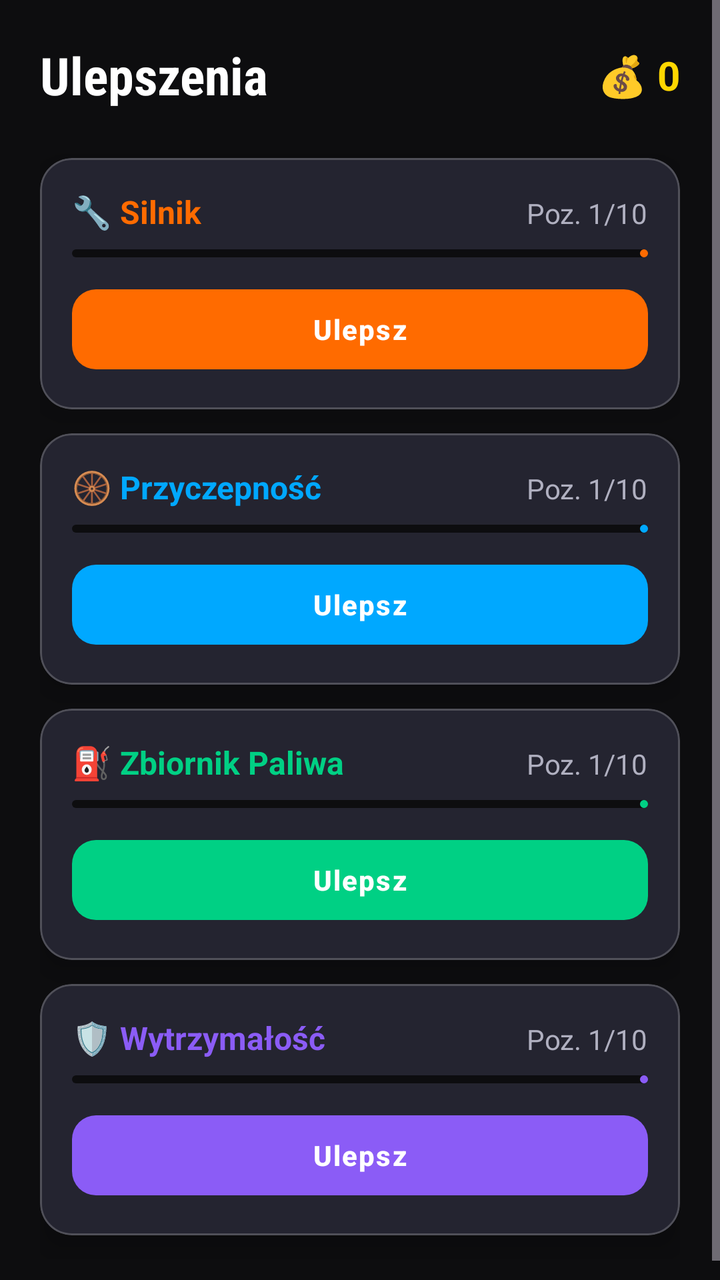
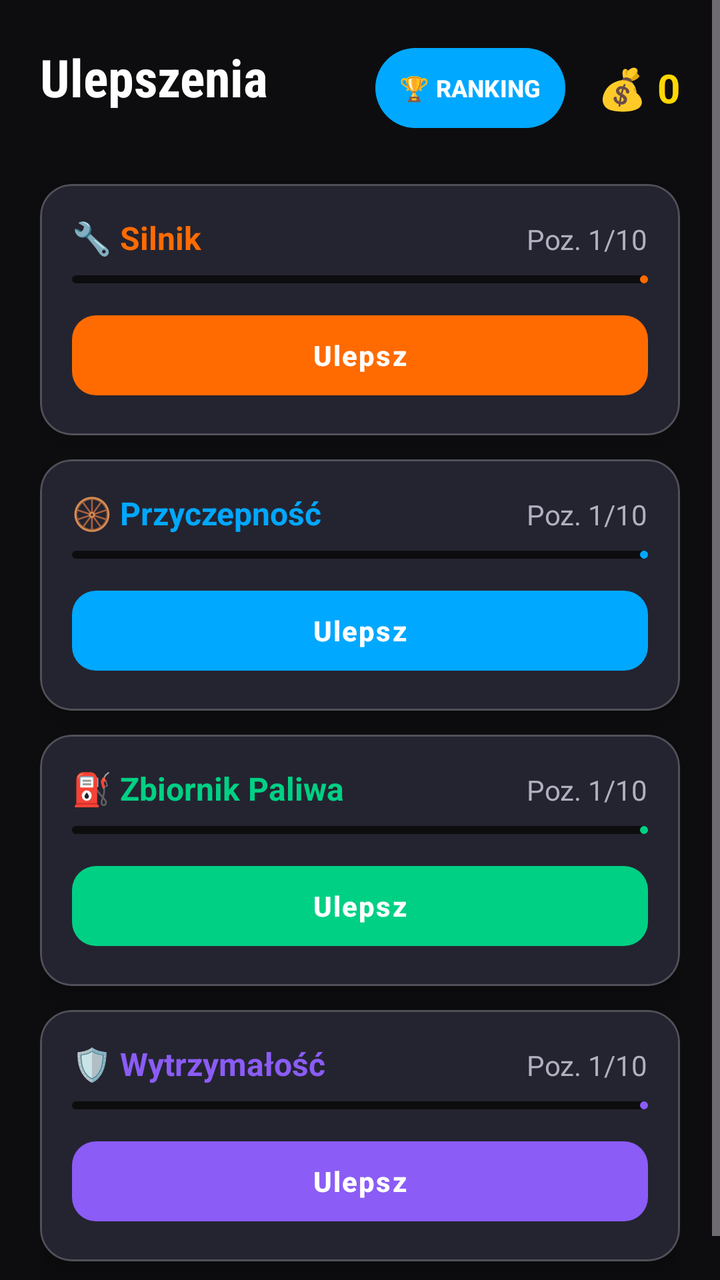

The first picture is an Android layout as it rendered before a commit; the second is the same layout after the commit. The layout source and the unified diff follow.
<!-- AndroidManifest.xml: application theme Theme.DriveAndAlive -->
<!-- res/layout/fragment_upgrades.xml -->
<?xml version="1.0" encoding="utf-8"?>

<ScrollView
    xmlns:android="http://schemas.android.com/apk/res/android"
    xmlns:app="http://schemas.android.com/apk/res-auto"
    android:layout_width="match_parent"
    android:layout_height="match_parent"
    android:background="@color/bg_dark"
    android:fillViewport="true">

    <LinearLayout
        android:layout_width="match_parent"
        android:layout_height="wrap_content"
        android:orientation="vertical"
        android:padding="20dp">

        <LinearLayout
            android:layout_width="match_parent"
            android:layout_height="wrap_content"
            android:orientation="horizontal"
            android:layout_marginBottom="24dp">

            <TextView
                android:layout_width="0dp"
                android:layout_height="wrap_content"
                android:layout_weight="1"
                android:text="@string/upgrades_title"
                android:textColor="@color/text_primary"
                android:textSize="26sp"
                android:textStyle="bold"
                android:fontFamily="sans-serif-condensed" />

            <TextView
                android:id="@+id/tv_coins_balance"
                android:layout_width="wrap_content"
                android:layout_height="wrap_content"
                android:textColor="@color/coin_color"
                android:textSize="20sp"
                android:textStyle="bold"
                android:layout_gravity="center_vertical"
                android:text="💰 0" />
        </LinearLayout>

        <com.google.android.material.card.MaterialCardView
            style="@style/Widget.DriveAndAlive.CardView"
            android:layout_width="match_parent"
            android:layout_height="wrap_content"
            android:layout_marginBottom="12dp">

            <LinearLayout
                android:layout_width="match_parent"
                android:layout_height="wrap_content"
                android:orientation="vertical"
                android:padding="16dp">

                <LinearLayout android:layout_width="match_parent" android:layout_height="wrap_content" android:orientation="horizontal">
                    <TextView android:layout_width="0dp" android:layout_height="wrap_content" android:layout_weight="1"
                        android:text="🔧 Silnik" android:textColor="@color/stat_engine" android:textSize="16sp" android:textStyle="bold"/>
                    <TextView android:id="@+id/tv_engine_level" android:layout_width="wrap_content" android:layout_height="wrap_content"
                        android:textColor="@color/text_secondary" android:textSize="14sp" android:text="Poz. 1/10"/>
                </LinearLayout>

                <com.google.android.material.progressindicator.LinearProgressIndicator
                    android:id="@+id/progress_engine"
                    android:layout_width="match_parent"
                    android:layout_height="12dp"
                    android:layout_marginTop="8dp"
                    android:layout_marginBottom="12dp"
                    app:trackCornerRadius="6dp"
                    app:indicatorColor="@color/stat_engine"
                    app:trackColor="@color/bg_dark"
                    android:max="10"
                    android:progress="1" />

                <com.google.android.material.button.MaterialButton
                    android:id="@+id/btn_upgrade_engine"
                    android:layout_width="match_parent"
                    android:layout_height="wrap_content"
                    style="@style/Widget.DriveAndAlive.Button.Primary"
                    app:backgroundTint="@color/stat_engine"
                    android:text="Ulepsz" />
            </LinearLayout>
        </com.google.android.material.card.MaterialCardView>

        <com.google.android.material.card.MaterialCardView
            style="@style/Widget.DriveAndAlive.CardView"
            android:layout_width="match_parent"
            android:layout_height="wrap_content"
            android:layout_marginBottom="12dp">

            <LinearLayout android:layout_width="match_parent" android:layout_height="wrap_content"
                android:orientation="vertical" android:padding="16dp">
                <LinearLayout android:layout_width="match_parent" android:layout_height="wrap_content" android:orientation="horizontal">
                    <TextView android:layout_width="0dp" android:layout_height="wrap_content" android:layout_weight="1"
                        android:text="🛞 Przyczepność" android:textColor="@color/stat_grip" android:textSize="16sp" android:textStyle="bold"/>
                    <TextView android:id="@+id/tv_grip_level" android:layout_width="wrap_content" android:layout_height="wrap_content"
                        android:textColor="@color/text_secondary" android:textSize="14sp" android:text="Poz. 1/10"/>
                </LinearLayout>
                <com.google.android.material.progressindicator.LinearProgressIndicator
                    android:id="@+id/progress_grip"
                    android:layout_width="match_parent" android:layout_height="12dp"
                    android:layout_marginTop="8dp" android:layout_marginBottom="12dp"
                    app:trackCornerRadius="6dp" app:indicatorColor="@color/stat_grip"
                    app:trackColor="@color/bg_dark" android:max="10" android:progress="1" />
                <com.google.android.material.button.MaterialButton
                    android:id="@+id/btn_upgrade_grip"
                    android:layout_width="match_parent" android:layout_height="wrap_content"
                    style="@style/Widget.DriveAndAlive.Button.Primary"
                    app:backgroundTint="@color/stat_grip" android:text="Ulepsz" />
            </LinearLayout>
        </com.google.android.material.card.MaterialCardView>

        <com.google.android.material.card.MaterialCardView
            style="@style/Widget.DriveAndAlive.CardView"
            android:layout_width="match_parent"
            android:layout_height="wrap_content"
            android:layout_marginBottom="12dp">

            <LinearLayout android:layout_width="match_parent" android:layout_height="wrap_content"
                android:orientation="vertical" android:padding="16dp">
                <LinearLayout android:layout_width="match_parent" android:layout_height="wrap_content" android:orientation="horizontal">
                    <TextView android:layout_width="0dp" android:layout_height="wrap_content" android:layout_weight="1"
                        android:text="⛽ Zbiornik Paliwa" android:textColor="@color/stat_fuel" android:textSize="16sp" android:textStyle="bold"/>
                    <TextView android:id="@+id/tv_fuel_level" android:layout_width="wrap_content" android:layout_height="wrap_content"
                        android:textColor="@color/text_secondary" android:textSize="14sp" android:text="Poz. 1/10"/>
                </LinearLayout>
                <com.google.android.material.progressindicator.LinearProgressIndicator
                    android:id="@+id/progress_fuel"
                    android:layout_width="match_parent" android:layout_height="12dp"
                    android:layout_marginTop="8dp" android:layout_marginBottom="12dp"
                    app:trackCornerRadius="6dp" app:indicatorColor="@color/stat_fuel"
                    app:trackColor="@color/bg_dark" android:max="10" android:progress="1" />
                <com.google.android.material.button.MaterialButton
                    android:id="@+id/btn_upgrade_fuel"
                    android:layout_width="match_parent" android:layout_height="wrap_content"
                    style="@style/Widget.DriveAndAlive.Button.Primary"
                    app:backgroundTint="@color/stat_fuel" android:text="Ulepsz" />
            </LinearLayout>
        </com.google.android.material.card.MaterialCardView>

        <com.google.android.material.card.MaterialCardView
            style="@style/Widget.DriveAndAlive.CardView"
            android:layout_width="match_parent"
            android:layout_height="wrap_content"
            android:layout_marginBottom="12dp">

            <LinearLayout android:layout_width="match_parent" android:layout_height="wrap_content"
                android:orientation="vertical" android:padding="16dp">
                <LinearLayout android:layout_width="match_parent" android:layout_height="wrap_content" android:orientation="horizontal">
                    <TextView android:layout_width="0dp" android:layout_height="wrap_content" android:layout_weight="1"
                        android:text="🛡 Wytrzymałość" android:textColor="@color/stat_durability" android:textSize="16sp" android:textStyle="bold"/>
                    <TextView android:id="@+id/tv_durability_level" android:layout_width="wrap_content" android:layout_height="wrap_content"
                        android:textColor="@color/text_secondary" android:textSize="14sp" android:text="Poz. 1/10"/>
                </LinearLayout>
                <com.google.android.material.progressindicator.LinearProgressIndicator
                    android:id="@+id/progress_durability"
                    android:layout_width="match_parent" android:layout_height="12dp"
                    android:layout_marginTop="8dp" android:layout_marginBottom="12dp"
                    app:trackCornerRadius="6dp" app:indicatorColor="@color/stat_durability"
                    app:trackColor="@color/bg_dark" android:max="10" android:progress="1" />
                <com.google.android.material.button.MaterialButton
                    android:id="@+id/btn_upgrade_durability"
                    android:layout_width="match_parent" android:layout_height="wrap_content"
                    style="@style/Widget.DriveAndAlive.Button.Primary"
                    app:backgroundTint="@color/stat_durability" android:text="Ulepsz" />
            </LinearLayout>
        </com.google.android.material.card.MaterialCardView>

    </LinearLayout>
</ScrollView>
<!-- resources referenced by this layout -->
<resources>
  <color name="bg_dark">#0D0D0F</color>
  <color name="coin_color">#FFD700</color>
  <color name="stat_durability">#8B5CF6</color>
  <color name="stat_engine">#FF6B00</color>
  <color name="stat_fuel">#00D084</color>
  <color name="stat_grip">#00A8FF</color>
  <color name="text_primary">#FFFFFF</color>
  <color name="text_secondary">#B0B0C0</color>
  <string name="upgrades_title">Ulepszenia</string>
  <style name="Widget.DriveAndAlive.Button.Primary" parent="Widget.Material3.Button">
          <item name="backgroundTint">@color/accent_orange</item>
          <item name="android:textColor">@color/text_primary</item>
          <item name="cornerRadius">12dp</item>
          <item name="android:textStyle">bold</item>
          <item name="android:letterSpacing">0.05</item>
      </style>
  <style name="Widget.DriveAndAlive.CardView" parent="Widget.Material3.CardView.Elevated">
          <item name="cardBackgroundColor">@color/bg_card</item>
          <item name="cardCornerRadius">16dp</item>
          <item name="cardElevation">8dp</item>
          <item name="strokeColor">@color/divider</item>
          <item name="strokeWidth">1dp</item>
      </style>
  <style name="Theme.DriveAndAlive" parent="Theme.Material3.Dark.NoActionBar">
          <item name="colorPrimary">@color/accent_orange</item>
          <item name="colorPrimaryVariant">@color/colorPrimaryVariant</item>
          <item name="colorOnPrimary">@color/text_primary</item>
          <item name="colorSecondary">@color/accent_yellow</item>
          <item name="colorOnSecondary">@color/bg_dark</item>
          <item name="colorSurface">@color/bg_surface</item>
          <item name="colorOnSurface">@color/text_primary</item>
          <item name="android:colorBackground">@color/bg_dark</item>
          <item name="colorOnBackground">@color/text_primary</item>
          <item name="colorError">@color/colorError</item>
          <item name="android:statusBarColor">@color/bg_dark</item>
          <item name="android:navigationBarColor">@color/bg_surface</item>
          <item name="android:windowBackground">@color/bg_dark</item>
      </style>
  <color name="accent_orange">#FF6B00</color>
  <color name="bg_card">#242430</color>
  <color name="divider">#33FFFFFF</color>
  <color name="colorPrimaryVariant">#C45200</color>
  <color name="accent_yellow">#FFB800</color>
  <color name="bg_surface">#1A1A1F</color>
  <color name="colorError">#FF2D55</color>
</resources>

<!-- the commit's change to res/layout/fragment_upgrades.xml (unified diff, before → after) -->
@@ -29,6 +29,22 @@
                 android:textSize="26sp"
                 android:textStyle="bold"
                 android:fontFamily="sans-serif-condensed" />
+
+            <com.google.android.material.button.MaterialButton
+                android:id="@+id/btn_ranking"
+                android:layout_width="wrap_content"
+                android:layout_height="wrap_content"
+                android:text="🏆 RANKING"
+                android:textSize="12sp"
+                android:textStyle="bold"
+                android:paddingStart="12dp"
+                android:paddingTop="6dp"
+                android:paddingEnd="12dp"
+                android:paddingBottom="6dp"
+                android:textColor="@color/text_primary"
+                app:backgroundTint="@color/stat_grip"
+                app:cornerRadius="20dp"
+                android:layout_marginEnd="16dp" />
 
             <TextView
                 android:id="@+id/tv_coins_balance"
